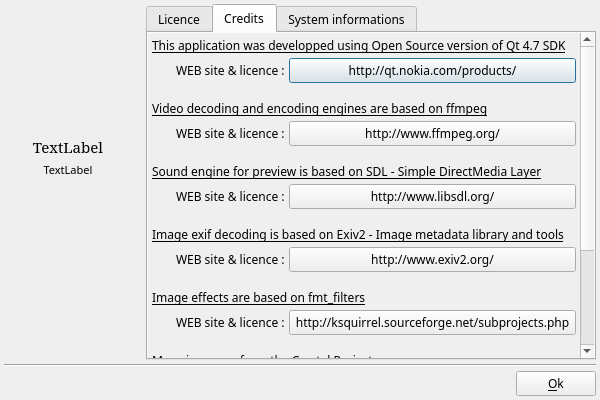
boenki/ffdiaporama, file DlgAbout.ui: the form before one commit.
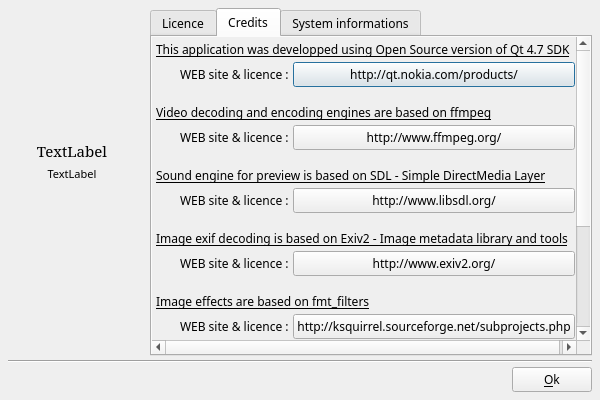
The form after the commit. The open tabs and pages were chosen to show the change. Icons and pictures are not drawn.

Diff of the .ui file:
```diff
--- a/DlgAbout.ui
+++ b/DlgAbout.ui
@@ -30,7 +30,7 @@
     <number>4</number>
    </property>
    <property name="margin">
-    <number>4</number>
+    <number>8</number>
    </property>
    <item>
     <layout class="QGridLayout" name="gridLayout">
@@ -236,8 +236,8 @@
                <rect>
                 <x>0</x>
                 <y>0</y>
-                <width>485</width>
-                <height>488</height>
+                <width>493</width>
+                <height>537</height>
                </rect>
               </property>
               <layout class="QGridLayout" name="gridLayout_2">
```
